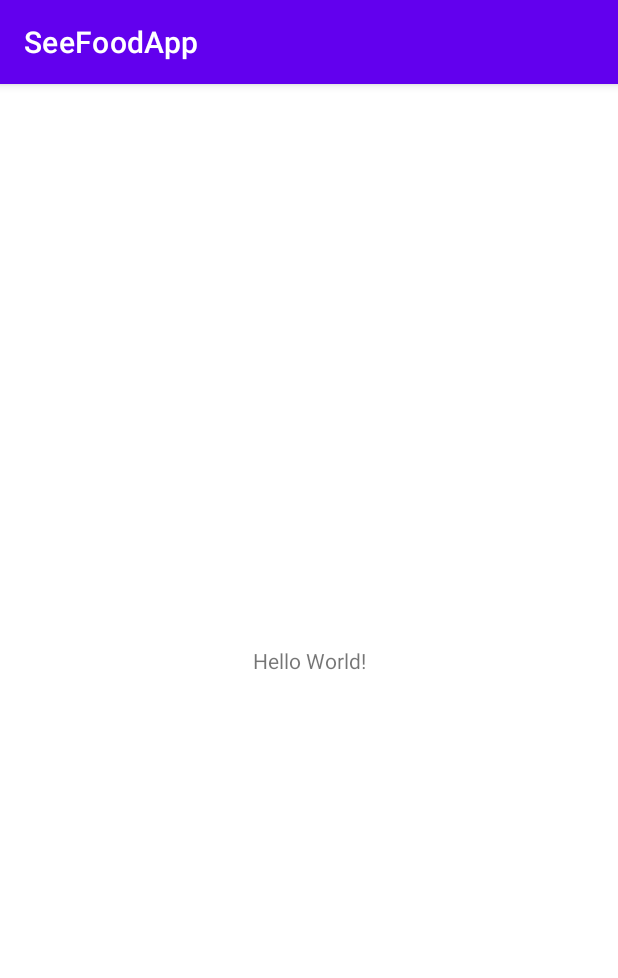
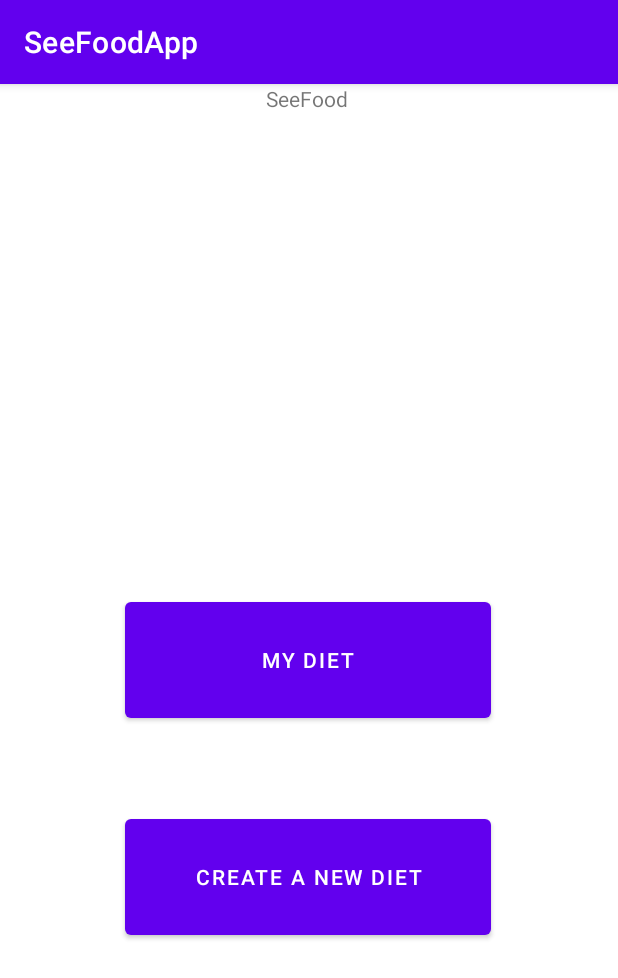
Before and after one commit to agolikov28/SeeFood, an Android app: the screen it shows after launch (MainActivity), on a phone screen of 412 x 824 dp. Shown: the top 978 px of the screen. Run offline under Robolectric (Android 15) with nearby library versions, the phone set to English and light mode, and no system bars.

Commit message:
Buttons work now, hopefully

```diff
--- a/SeeFoodApp/app/src/main/java/com/example/seefoodapp/MainActivity.kt
+++ b/SeeFoodApp/app/src/main/java/com/example/seefoodapp/MainActivity.kt
@@ -1,11 +1,33 @@
 package com.example.seefoodapp
 
+import android.content.Intent
 import androidx.appcompat.app.AppCompatActivity
 import android.os.Bundle
+import android.widget.Button
 
 class MainActivity : AppCompatActivity() {
+
+    private lateinit var myDietButton: Button
+    private lateinit var newDietButton: Button
+
     override fun onCreate(savedInstanceState: Bundle?) {
         super.onCreate(savedInstanceState)
         setContentView(R.layout.activity_main)
+
+        myDietButton = findViewById<Button>(R.id.currDietBtn)
+        newDietButton = findViewById<Button>(R.id.newDietBtn)
+
+        val myDietIntent = Intent(this, MyDietActivity::class.java)
+        val newDietIntent = Intent(this, NewDietActivity::class.java)
+
+        myDietButton.setOnClickListener() {
+            startActivity(myDietIntent)
+        }
+
+        newDietButton.setOnClickListener(){
+            startActivity(newDietIntent)
+        }
+
     }
+
 }
--- a/SeeFoodApp/app/src/main/res/layout/activity_main.xml
+++ b/SeeFoodApp/app/src/main/res/layout/activity_main.xml
@@ -6,13 +6,35 @@
     android:layout_height="match_parent"
     tools:context=".MainActivity">
 
-    <TextView
-        android:layout_width="wrap_content"
-        android:layout_height="wrap_content"
-        android:text="Hello World!"
+    <Button
+        android:id="@+id/currDietBtn"
+        android:layout_width="244dp"
+        android:layout_height="89dp"
+        android:text="My Diet"
         app:layout_constraintBottom_toBottomOf="parent"
-        app:layout_constraintLeft_toLeftOf="parent"
-        app:layout_constraintRight_toRightOf="parent"
+        app:layout_constraintEnd_toEndOf="parent"
+        app:layout_constraintHorizontal_bias="0.497"
+        app:layout_constraintStart_toStartOf="parent"
         app:layout_constraintTop_toTopOf="parent" />
 
+    <Button
+        android:id="@+id/newDietBtn"
+        android:layout_width="244dp"
+        android:layout_height="89dp"
+        android:text="Create a New Diet"
+        app:layout_constraintBottom_toBottomOf="parent"
+        app:layout_constraintEnd_toEndOf="parent"
+        app:layout_constraintHorizontal_bias="0.497"
+        app:layout_constraintStart_toStartOf="parent"
+        app:layout_constraintTop_toTopOf="parent"
+        app:layout_constraintVertical_bias="0.713" />
+
+    <TextView
+        android:id="@+id/titleText"
+        android:layout_width="58dp"
+        android:layout_height="21dp"
+        android:text="SeeFood"
+        app:layout_constraintEnd_toEndOf="parent"
+        app:layout_constraintStart_toStartOf="parent"
+        tools:layout_editor_absoluteY="92dp" />
 </androidx.constraintlayout.widget.ConstraintLayout>
```
Also changed, not shown: 1 other file.
